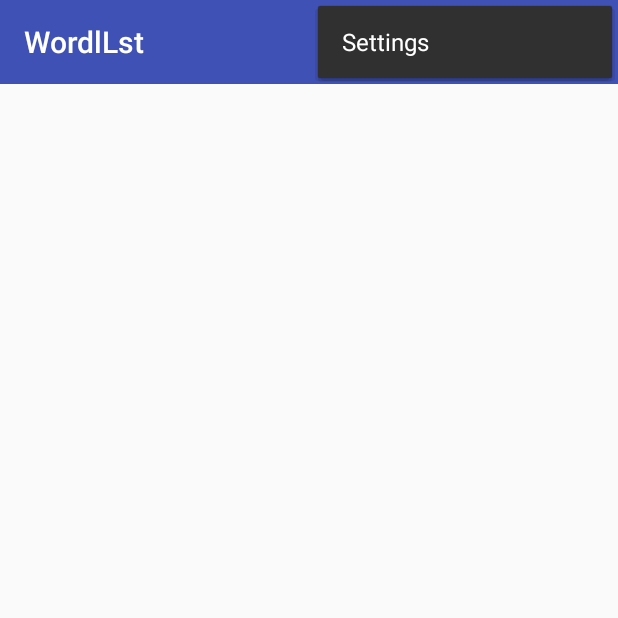
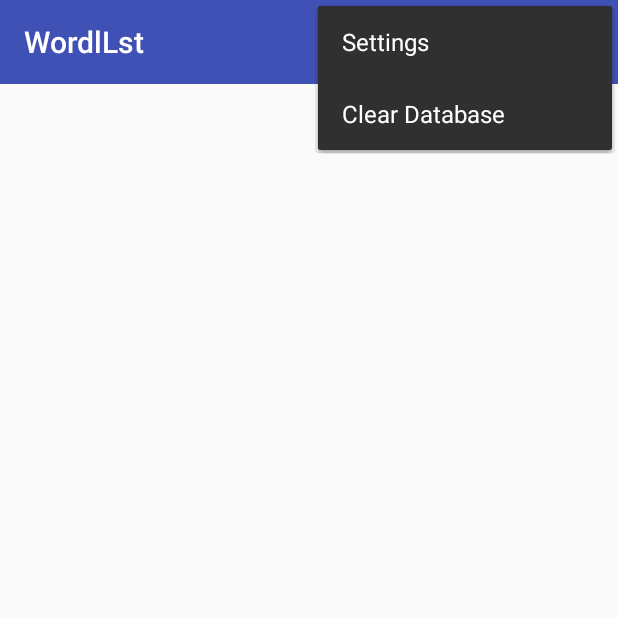
Before and after one commit to LoinASD/WordlLst, an Android app: the screen it shows after launch (MainActivity), with the options menu open, on a phone screen of 412 x 824 dp, the top half of it. Run offline under Robolectric (Android 15) with nearby library versions, the phone set to English and light mode, and no system bars.

Commit message:
Needs refratoring

```diff
--- a/app/src/main/java/io/cyanlab/loinasd/wordllst/activities/MainActivity.java
+++ b/app/src/main/java/io/cyanlab/loinasd/wordllst/activities/MainActivity.java
@@ -1,12 +1,14 @@
 package io.cyanlab.loinasd.wordllst.activities;
 
 import android.app.Activity;
+import android.content.Context;
 import android.content.Intent;
+import android.database.Cursor;
 import android.database.sqlite.SQLiteDatabase;
 import android.os.Bundle;
 import android.os.Handler;
 import android.os.Message;
-import android.support.design.widget.Snackbar;
+import android.support.design.widget.FloatingActionButton;
 import android.support.v7.app.AppCompatActivity;
 import android.support.v7.widget.Toolbar;
 import android.view.LayoutInflater;
@@ -14,14 +16,11 @@ import android.view.Menu;
 import android.view.MenuItem;
 import android.view.View;
 import android.view.ViewGroup;
-import android.widget.Button;
 import android.widget.LinearLayout;
+import android.widget.ListView;
 import android.widget.ProgressBar;
-import android.widget.ScrollView;
-import android.widget.ToggleButton;
+import android.widget.SimpleCursorAdapter;
 
-import java.io.ByteArrayInputStream;
-import java.io.ByteArrayOutputStream;
 import java.io.IOException;
 import java.io.PipedInputStream;
 import java.io.PipedOutputStream;
@@ -34,50 +33,71 @@ import io.cyanlab.loinasd.wordllst.model.Facade;
 import io.cyanlab.loinasd.wordllst.view.*;
 import io.cyanlab.loinasd.wordllst.controller.*;
 
-public class MainActivity extends AppCompatActivity {
+public class MainActivity extends AppCompatActivity implements android.support.v4.app.LoaderManager.LoaderCallbacks<Cursor> {
 
 
     static final int REQUEST_CODE_FM = 1;
     static final int HANDLE_MESSAGE_PARSED = 1;
     static final int HANDLE_MESSAGE_EXTRACTED = 2;
+    static final String PRIM_COLUMN_NAME = "prim";
+    static final String TRANS_COLUMN_NAME = "trans";
+    static final int HANDLE_MESSAGE_LOADWL = 3;
+
     LayoutInflater wlInflater;
-    WLView wlView;
+    ListView wlView;
     Facade facade;
     LinearLayout scroll;
-    ScrollView scrollView;
+    //ScrollView scrollView;
     DBHelper dbHelper;
     SQLiteDatabase database;
     ProgressBar pb;
     public static StaticHandler h;
     Thread parser, extractor;
+    SimpleCursorAdapter cursorAdapter;
+    MyCursorLoader loader;
 
     protected void onCreate(Bundle savedInstanceState) {
         super.onCreate(savedInstanceState);
         setContentView(R.layout.activity_main);
 
         //---------------------------------------------//
-        scrollView = (ScrollView)findViewById(R.id.scrollView);
+        wlView = (ListView) findViewById(R.id.scrollView);
         facade = Facade.getFacade();
         dbHelper = new DBHelper(this);
         database = dbHelper.getWritableDatabase();
-        wlView = new WLView(this);
+        //wlView = new ListView(this);
         scroll = (LinearLayout)findViewById(R.id.scroll);
         pb = (ProgressBar) findViewById(R.id.progressBar);
         pb.setVisibility(ProgressBar.INVISIBLE);
+        ;
         h = new StaticHandler(this);
 
         LinearLayout.LayoutParams lp = new LinearLayout.LayoutParams(
                 ViewGroup.LayoutParams.MATCH_PARENT, ViewGroup.LayoutParams.WRAP_CONTENT,9);
-        wlView.setOrientation(LinearLayout.VERTICAL);
-        scrollView.addView(wlView, lp);
+        //scrollView.addView(wlView,lp);
+
+        String[] from = {PRIM_COLUMN_NAME, TRANS_COLUMN_NAME};
+        int[] to = {R.id.primeTV, R.id.translateTV};
+
+        cursorAdapter = new SimpleCursorAdapter(this, R.layout.simple_line, null, from, to, 0);
+        wlView.setAdapter(cursorAdapter);
+
+        WLView.getWLsAsButtons(this, scroll, dbHelper);
+
         wlInflater = getLayoutInflater();
         final Activity act = this;
-        final View.OnClickListener change = new View.OnClickListener() {
+        wlInflater = getLayoutInflater();
+
+
+
+
+
+        /*final View.OnClickListener change = new View.OnClickListener() {
             @Override
             public void onClick(View view) {
                 wlView.changeWlView();
             }
-        };
+        };*/
         //----------------------------------------------//
 
         //-----------Other------------------
@@ -93,7 +113,7 @@ public class MainActivity extends AppCompatActivity {
         //------------------------------//
 
         //-------MY----------------//
-        wlInflater = getLayoutInflater();
+
     }
 
     protected void onRestoreInstanceState(Bundle savedInstanceState) {
@@ -132,6 +152,12 @@ public class MainActivity extends AppCompatActivity {
             return true;
         }
 
+        if (id == R.id.clear_database) {
+            dbHelper.clearDB();
+            scroll.removeAllViews();
+            wlView.setVisibility(View.GONE);
+        }
+
         return super.onOptionsItemSelected(item);
     }
 
@@ -141,6 +167,8 @@ public class MainActivity extends AppCompatActivity {
         if (requestCode == REQUEST_CODE_FM) {
             if (resultCode == RESULT_OK) {
                 pb.setVisibility(ProgressBar.VISIBLE);
+                wlView.setVisibility(View.GONE);
+                scroll.setVisibility(View.GONE);
                 final String file = data.getStringExtra("file");
                 startParser(file);
             }
@@ -164,7 +192,7 @@ public class MainActivity extends AppCompatActivity {
             extractor = new Thread(new Runnable() {
                 @Override
                 public void run() {
-                    TextExtractor.getExtractor().extract(pin);
+                    int wlNum = TextExtractor.getNewExtractor().extract(pin, dbHelper);
                 }
             });
 
@@ -182,24 +210,58 @@ public class MainActivity extends AppCompatActivity {
 
     @Override
     protected void onDestroy() {
+        dbHelper.close();
         if (h != null)
             h.removeCallbacksAndMessages(null);
         super.onDestroy();
     }
 
-    private void updateLine(){
+    private void updateLine(String wlName) {
         //TODO: this method for update lines in real time
         pb.setVisibility(ProgressBar.GONE);
+        wlView.setVisibility(View.VISIBLE);
         scroll.removeAllViews();
-        for(int i = 0; i<facade.getWlsCount();i++){
-            WLView.getWordlistAsButton(i,this,wlView,wlInflater,scroll);
+        WLView.getWLsAsButtons(this, scroll, dbHelper);
+        scroll.setVisibility(View.VISIBLE);
+
+        if (wlName != null) {
+            loadWl(wlName);
         }
     }
 
+    public void loadWl(String wlName) {
+
+        if (loader == null) {
+            loader = new MyCursorLoader(this, wlName, dbHelper);
+            getSupportLoaderManager().initLoader(0, null, this);
+        } else {
+            loader.changeWlName(wlName);
+        }
+
+        getSupportLoaderManager().getLoader(0).forceLoad();
+    }
+
+    @Override
+    public android.support.v4.content.Loader<Cursor> onCreateLoader(int id, Bundle args) {
+        return loader;
+    }
+
+    @Override
+    public void onLoadFinished(android.support.v4.content.Loader<Cursor> loader, Cursor data) {
+        cursorAdapter.swapCursor(data);
+    }
+
+    @Override
+    public void onLoaderReset(android.support.v4.content.Loader<Cursor> loader) {
+
+    }
+
+
+
     public static class StaticHandler extends Handler {
         WeakReference<MainActivity> wrActivity;
-        boolean parser, extractor;
-
+        volatile boolean parser, extractor;
+        volatile String wlName = null;
         private StaticHandler(MainActivity activity) {
             wrActivity = new WeakReference<>(activity);
         }
@@ -210,9 +272,37 @@ public class MainActivity extends AppCompatActivity {
             super.handleMessage(msg);
             MainActivity activity = wrActivity.get();
             if (activity == null) return;
+            if (msg.what == HANDLE_MESSAGE_LOADWL)
+                activity.loadWl(msg.getData().getString("wlName"));
             if (msg.what == HANDLE_MESSAGE_PARSED) parser = true;
-            if (msg.what == HANDLE_MESSAGE_EXTRACTED) extractor = true;
-            if (parser && extractor) activity.updateLine();
+            if (msg.what == HANDLE_MESSAGE_EXTRACTED) {
+                extractor = true;
+                wlName = msg.getData().getString("wlName");
+            }
+            if (parser && extractor) {
+                activity.updateLine(wlName);
+            }
+        }
+    }
+
+    static class MyCursorLoader extends android.support.v4.content.CursorLoader {
+
+        DBHelper dbHelper;
+        String wlName;
+
+        public MyCursorLoader(Context context, String wlName, DBHelper dbHelper) {
+            super(context);
+            this.dbHelper = dbHelper;
+            this.wlName = wlName;
+        }
+
+        public void changeWlName(String wlName) {
+            this.wlName = wlName;
+        }
+
+        @Override
+        public Cursor loadInBackground() {
+            return dbHelper.getData(wlName);
         }
     }
 }
--- a/app/src/main/res/layout/activity_main.xml
+++ b/app/src/main/res/layout/activity_main.xml
@@ -8,62 +8,80 @@
     tools:context="io.cyanlab.loinasd.wordllst.activities.MainActivity">
 
 
+    <android.support.constraint.ConstraintLayout
+        android:layout_width="match_parent"
+        android:layout_height="match_parent">
+
         <android.support.v7.widget.Toolbar
             android:id="@+id/toolbar"
-        android:layout_width="match_parent"
-        android:layout_height="wrap_content"
+            android:layout_width="0dp"
+            android:layout_height="56dp"
             android:background="?attr/colorPrimary"
             android:minHeight="?attr/actionBarSize"
             android:theme="?attr/actionBarTheme"
-        tools:layout_editor_absoluteX="8dp"
-        tools:layout_editor_absoluteY="0dp" />
+            app:layout_constraintTop_toTopOf="parent"
+            app:layout_constraintRight_toRightOf="parent"
+            app:layout_constraintLeft_toLeftOf="parent" />
+
+        <ProgressBar
+            android:id="@+id/progressBar"
+            style="?android:attr/progressBarStyle"
+            android:layout_width="48dp"
+            android:layout_height="wrap_content"
+            android:layout_marginRight="8dp"
+            app:layout_constraintRight_toRightOf="parent"
+            android:layout_marginLeft="8dp"
+            app:layout_constraintLeft_toLeftOf="parent"
+            android:layout_marginTop="8dp"
+            app:layout_constraintTop_toBottomOf="@+id/toolbar"
+            android:layout_marginStart="8dp"
+            android:layout_marginEnd="8dp"
+            android:layout_marginBottom="8dp"
+            app:layout_constraintBottom_toTopOf="@+id/constraintLayout" />
 
         <LinearLayout
             android:id="@+id/linear"
-        android:layout_width="match_parent"
-        android:layout_height="match_parent"
+            android:layout_width="0dp"
+            android:layout_height="0dp"
             android:layout_marginBottom="8dp"
-        android:layout_marginEnd="8dp"
             android:layout_marginLeft="8dp"
             android:layout_marginRight="8dp"
-        android:layout_marginStart="8dp"
             android:layout_marginTop="8dp"
             android:gravity="bottom"
             android:orientation="vertical"
             app:layout_constraintBottom_toBottomOf="parent"
-        app:layout_constraintHorizontal_bias="0.0"
             app:layout_constraintLeft_toLeftOf="parent"
             app:layout_constraintRight_toRightOf="parent"
-        app:layout_constraintTop_toTopOf="parent"
-        app:layout_constraintVertical_bias="0.0">
+            app:layout_constraintTop_toBottomOf="@+id/toolbar"
+            android:layout_marginStart="8dp"
+            android:layout_marginEnd="8dp">
 
-        <ProgressBar
-            android:id="@+id/progressBar"
-            style="?android:attr/progressBarStyle"
-            android:layout_width="match_parent"
-            android:layout_height="wrap_content" />
-
-        <ScrollView
+            <ListView
                 android:id="@+id/scrollView"
                 android:layout_width="match_parent"
-            android:layout_height="0dp"
+                android:layout_height="match_parent"
+                android:layout_weight="9"
+                tools:layout_editor_absoluteX="8dp"
+                tools:layout_editor_absoluteY="25dp" />
+        </LinearLayout>
+
+        <android.support.constraint.ConstraintLayout
+            android:layout_width="0dp"
+            android:layout_height="wrap_content"
+            android:layout_marginBottom="8dp"
             android:layout_marginLeft="8dp"
             android:layout_marginRight="8dp"
-            android:layout_weight="9"
+            android:isScrollContainer="true"
+            app:layout_constraintBottom_toBottomOf="@+id/linear"
             app:layout_constraintLeft_toLeftOf="parent"
             app:layout_constraintRight_toRightOf="parent"
-            tools:layout_editor_absoluteY="8dp">
-
-        </ScrollView>
-
-        <android.support.constraint.ConstraintLayout
-            android:layout_width="match_parent"
-            android:layout_height="0dp"
-            android:layout_weight="1">
+            android:id="@+id/constraintLayout"
+            android:layout_marginStart="8dp"
+            android:layout_marginEnd="8dp">
 
             <HorizontalScrollView
                 android:layout_width="wrap_content"
-                android:layout_height="0dp"
+                android:layout_height="wrap_content"
                 android:layout_marginBottom="8dp"
                 android:layout_marginTop="8dp"
                 android:layout_weight="1"
@@ -78,6 +96,7 @@
                     android:id="@+id/scroll"
                     android:layout_width="wrap_content"
                     android:layout_height="match_parent"
+                    android:background="@color/colorPrimary"
                     android:gravity="center_vertical"
                     android:orientation="horizontal">
 
@@ -85,6 +104,6 @@
             </HorizontalScrollView>
         </android.support.constraint.ConstraintLayout>
 
-    </LinearLayout>
+    </android.support.constraint.ConstraintLayout>
 
 </LinearLayout>
--- a/app/src/main/res/layout/simple_line.xml
+++ b/app/src/main/res/layout/simple_line.xml
@@ -16,7 +16,9 @@
         android:id="@+id/primeTV"
         android:layout_width="0dp"
         android:layout_height="match_parent"
+        android:layout_marginBottom="10dp"
         android:layout_marginRight="8dp"
+        android:layout_marginTop="10dp"
         android:layout_weight="4"
         android:gravity="fill_vertical|start"
         android:longClickable="true"
@@ -29,6 +31,8 @@
         android:id="@+id/translateTV"
         android:layout_width="0dp"
         android:layout_height="wrap_content"
+        android:layout_marginBottom="10dp"
+        android:layout_marginTop="10dp"
         android:layout_weight="6"
         android:gravity="left|center_vertical"
         android:maxLines="5"
--- a/app/src/main/res/menu/menu_main.xml
+++ b/app/src/main/res/menu/menu_main.xml
@@ -7,7 +7,7 @@
         android:checkable="false"
         android:enabled="true"
         android:icon="@drawable/ic_add_white_24dp"
-        android:orderInCategory="100"
+        android:orderInCategory="101"
         android:title="@string/add_wordlist"
         android:visible="true"
         app:showAsAction="ifRoom" />
@@ -16,4 +16,9 @@
         android:orderInCategory="101"
         android:title="@string/action_settings"
         app:showAsAction="never" />
+    <item
+        android:id="@+id/clear_database"
+        android:orderInCategory="102"
+        android:title="@string/clear_database"
+        app:showAsAction="never" />
 </menu>
--- a/app/src/main/res/values/colors.xml
+++ b/app/src/main/res/values/colors.xml
@@ -1,6 +1,7 @@
 <?xml version="1.0" encoding="utf-8"?>
 <resources>
-    <color name="colorPrimary">#3F51B5</color>
+    <color name="colorPrimary">#3f51b5</color>
     <color name="colorPrimaryDark">#303F9F</color>
     <color name="colorAccent">#FF4081</color>
+    <color name="colorButtons">#e7e7e7</color>
 </resources>
--- a/app/src/main/res/values/strings.xml
+++ b/app/src/main/res/values/strings.xml
@@ -2,4 +2,5 @@
     <string name="app_name">WordlLst</string>
     <string name="action_settings">Settings</string>
     <string name="add_wordlist">Add WordList</string>
+    <string name="clear_database">Clear Database</string>
 </resources>
```
Also changed, not shown: app/src/main/java/io/cyanlab/loinasd/wordllst/controller/DBHelper.java (+69 -4 lines), app/src/main/java/io/cyanlab/loinasd/wordllst/controller/LazyPars.java (+38 -0 lines), app/src/main/java/io/cyanlab/loinasd/wordllst/controller/pdf/TextExtractor.java (+31 -8 lines), app/src/main/java/io/cyanlab/loinasd/wordllst/view/WLView.java (+32 -17 lines). Lines whose indentation alone changed are shown as unchanged.
